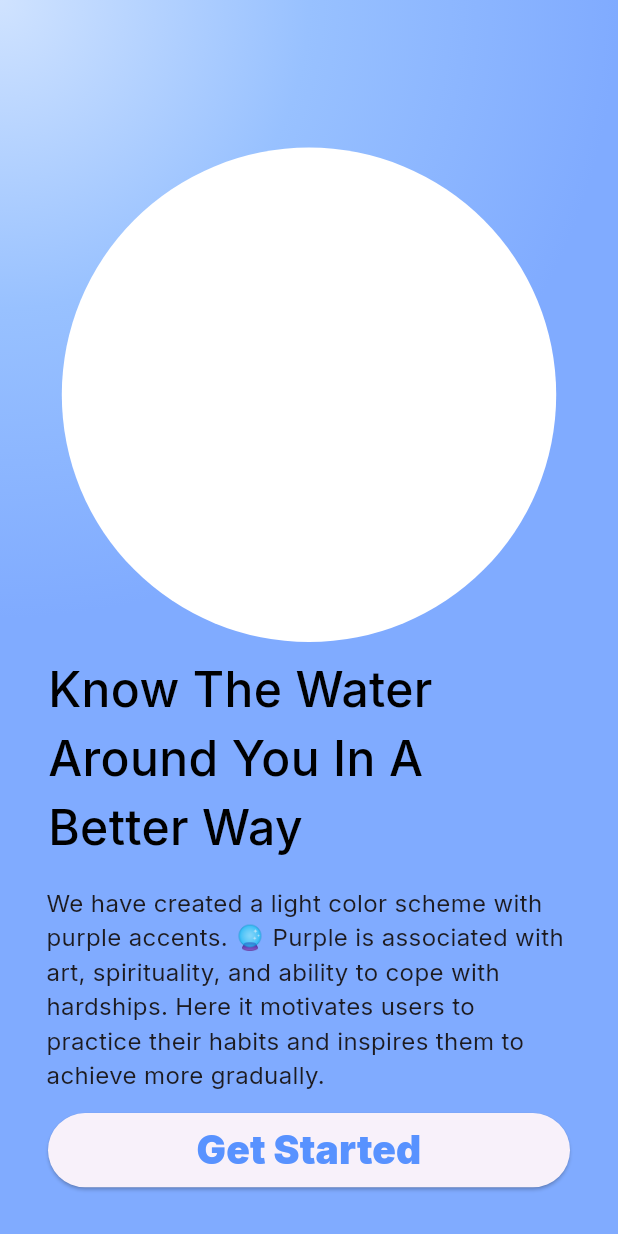
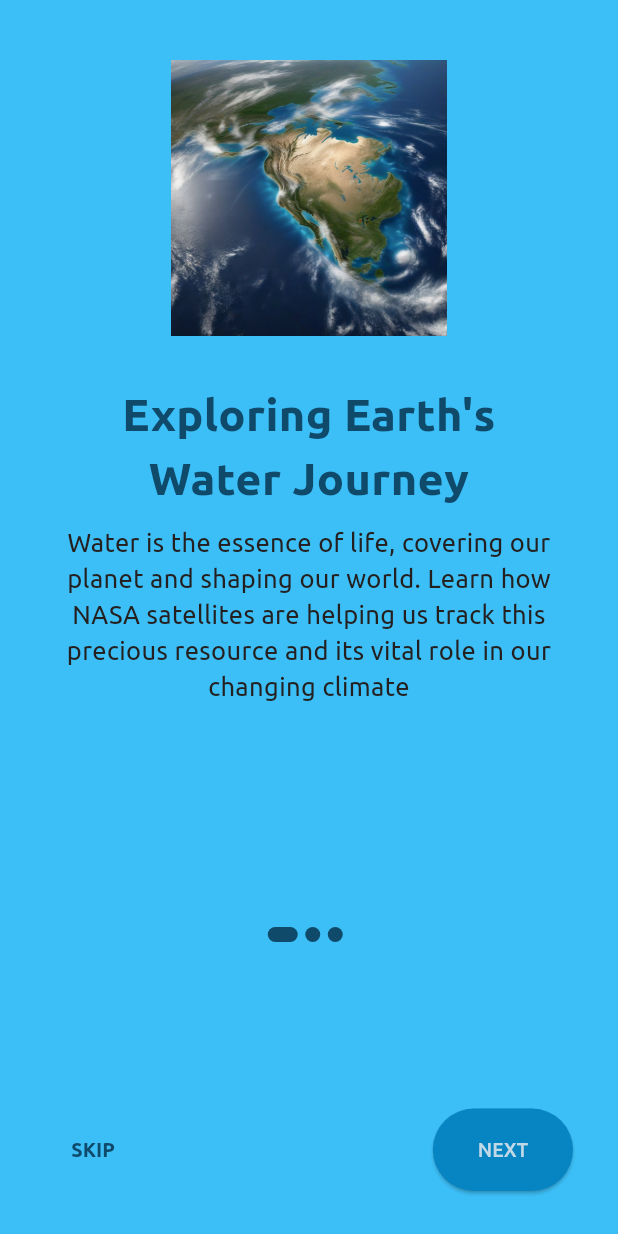
Before and after one commit to bitEarth01/HydroCate, a Flutter app: the screen it shows after launch, after a tap on "Get Started", on a phone screen of 412 x 824 dp. Run offline on Flutter 3.47's test engine with Material 2 defaults, Android fonts, the phone set to English and light mode, and no system bars; our stand-ins replace animated_text_kit, google_fonts.

Commit message:
Images are not final
the images are just put for in sake now, we will edit the image asset properly

```diff
--- /dev/null
+++ b/lib/config/sizeconfig.dart
@@ -0,0 +1,19 @@
+import 'package:flutter/material.dart';
+import 'dart:math';
+
+class SizeConfig {
+  static MediaQueryData? _mediaQueryData;
+  static double? screenW;
+  static double? screenH;
+  static double? blockH;
+  static double? blockV;
+
+  void init(BuildContext context) {
+    _mediaQueryData = MediaQuery.of(context);
+    screenW = _mediaQueryData!.size.width;
+    screenH = _mediaQueryData!.size.height;
+    final double diagonalSize = sqrt(pow(screenW!, 2) + pow(screenH!, 2));
+    blockH = diagonalSize / 100;
+    blockV = diagonalSize / 100;
+  }
+}
--- a/lib/main.dart
+++ b/lib/main.dart
@@ -1,7 +1,11 @@
 import 'package:flutter/material.dart';
+import 'package:visual_water/config/sizeconfig.dart';
 import 'package:visual_water/landingpage.dart';
+import 'package:visual_water/onboarding/onboardingscreen.dart';
+import 'package:visual_water/onboarding/openingpage.dart';
 
 void main() {
+  // Initialize SizeConfig
   runApp(const MyApp());
 }
 
@@ -11,117 +15,22 @@ class MyApp extends StatelessWidget {
   // This widget is the root of your application.
   @override
   Widget build(BuildContext context) {
+    SizeConfig().init(context);
     return MaterialApp(
       debugShowCheckedModeBanner: false,
       title: 'Flutter Demo',
       theme: ThemeData(
-        // This is the theme of your application.
-        //
-        // TRY THIS: Try running your application with "flutter run". You'll see
-        // the application has a blue toolbar. Then, without quitting the app,
-        // try changing the seedColor in the colorScheme below to Colors.green
-        // and then invoke "hot reload" (save your changes or press the "hot
-        // reload" button in a Flutter-supported IDE, or press "r" if you used
-        // the command line to start the app).
-        //
-        // Notice that the counter didn't reset back to zero; the application
-        // state is not lost during the reload. To reset the state, use hot
-        // restart instead.
-        //
-        // This works for code too, not just values: Most code changes can be
-        // tested with just a hot reload.
         colorScheme: ColorScheme.fromSeed(seedColor: Colors.deepPurple),
         useMaterial3: true,
       ),
-      home: const LandingPage(),
+      initialRoute: '/', // Define the initial route
+      routes: {
+        '/': (context) =>
+            OpeningPage(), // Define the route for the opening page
+        '/landing': (context) => LandingPage(),
+        '/onboarding': (context) =>
+            Onboarding(), // Define the route for the landing page
+      },
     );
   }
 }
-
-class MyHomePage extends StatefulWidget {
-  const MyHomePage({super.key, required this.title});
-
-  // This widget is the home page of your application. It is stateful, meaning
-  // that it has a State object (defined below) that contains fields that affect
-  // how it looks.
-
-  // This class is the configuration for the state. It holds the values (in this
-  // case the title) provided by the parent (in this case the App widget) and
-  // used by the build method of the State. Fields in a Widget subclass are
-  // always marked "final".
-
-  final String title;
-
-  @override
-  State<MyHomePage> createState() => _MyHomePageState();
-}
-
-class _MyHomePageState extends State<MyHomePage> {
-  int _counter = 0;
-
-  void _incrementCounter() {
-    setState(() {
-      // This call to setState tells the Flutter framework that something has
-      // changed in this State, which causes it to rerun the build method below
-      // so that the display can reflect the updated values. If we changed
-      // _counter without calling setState(), then the build method would not be
-      // called again, and so nothing would appear to happen.
-      _counter++;
-    });
-  }
-
-  @override
-  Widget build(BuildContext context) {
-    // This method is rerun every time setState is called, for instance as done
-    // by the _incrementCounter method above.
-    //
-    // The Flutter framework has been optimized to make rerunning build methods
-    // fast, so that you can just rebuild anything that needs updating rather
-    // than having to individually change instances of widgets.
-    return Scaffold(
-      appBar: AppBar(
-        // TRY THIS: Try changing the color here to a specific color (to
-        // Colors.amber, perhaps?) and trigger a hot reload to see the AppBar
-        // change color while the other colors stay the same.
-        backgroundColor: Theme.of(context).colorScheme.inversePrimary,
-        // Here we take the value from the MyHomePage object that was created by
-        // the App.build method, and use it to set our appbar title.
-        title: Text(widget.title),
-      ),
-      body: Center(
-        // Center is a layout widget. It takes a single child and positions it
-        // in the middle of the parent.
-        child: Column(
-          // Column is also a layout widget. It takes a list of children and
-          // arranges them vertically. By default, it sizes itself to fit its
-          // children horizontally, and tries to be as tall as its parent.
-          //
-          // Column has various properties to control how it sizes itself and
-          // how it positions its children. Here we use mainAxisAlignment to
-          // center the children vertically; the main axis here is the vertical
-          // axis because Columns are vertical (the cross axis would be
-          // horizontal).
-          //
-          // TRY THIS: Invoke "debug painting" (choose the "Toggle Debug Paint"
-          // action in the IDE, or press "p" in the console), to see the
-          // wireframe for each widget.
-          mainAxisAlignment: MainAxisAlignment.center,
-          children: <Widget>[
-            const Text(
-              'You have pushed the button this many times:',
-            ),
-            Text(
-              '$_counter',
-              style: Theme.of(context).textTheme.headlineMedium,
-            ),
-          ],
-        ),
-      ),
-      floatingActionButton: FloatingActionButton(
-        onPressed: _incrementCounter,
-        tooltip: 'Increment',
-        child: const Icon(Icons.add),
-      ), // This trailing comma makes auto-formatting nicer for build methods.
-    );
-  }
-}
--- /dev/null
+++ b/lib/onboarding/onboardingcontent.dart
@@ -0,0 +1,34 @@
+class Onboardingcontent {
+  final String title;
+  final String image;
+  final String desc;
+
+  Onboardingcontent({
+    required this.title,
+    required this.image,
+    required this.desc,
+  });
+  String get lastWord => title.split(' ').last;
+  String get restOfTitle => title.replaceFirst(lastWord, '').trim();
+}
+
+List<Onboardingcontent> contents = [
+  Onboardingcontent(
+    title: "Exploring Earth's Water Journey",
+    image: "assets/images/water.jpeg",
+    desc:
+        "Water is the essence of life, covering our planet and shaping our world. Learn how NASA satellites are helping us track this precious resource and its vital role in our changing climate",
+  ),
+  Onboardingcontent(
+    title: "The Water Cycle Unveiled",
+    image: "assets/images/evaporate.jpeg",
+    desc:
+        "Dive into the fascinating world of the water cycle, from the ocean's embrace to atmospheric travels and life-sustaining processes on land. Discover how NASA's satellites capture these journeys",
+  ),
+  Onboardingcontent(
+    title: "Climate Change and Our Water Future",
+    image: "assets/images/evaporate.jpeg",
+    desc:
+        "Explore the impact of climate change on water resources. Witness how warming temperatures affect freshwater availability and what NASA's data tells us about this global challenge.",
+  ),
+];
--- /dev/null
+++ b/lib/onboarding/onboardingscreen.dart
@@ -0,0 +1,212 @@
+import 'package:flutter/material.dart';
+import 'package:visual_water/config/sizeconfig.dart';
+import 'package:visual_water/landingpage.dart';
+import 'package:visual_water/onboarding/onboardingcontent.dart';
+
+class Onboarding extends StatefulWidget {
+  const Onboarding({super.key});
+
+  @override
+  State<Onboarding> createState() => _OnboardingState();
+}
+
+class _OnboardingState extends State<Onboarding> {
+  late PageController _controller;
+
+  @override
+  void initState() {
+    _controller = PageController();
+    super.initState();
+  }
+
+  int _currentPage = 0;
+  List colors = const [
+    Color.fromARGB(255, 60, 191, 247),
+    Color.fromARGB(255, 188, 230, 251),
+    Color.fromARGB(255, 60, 191, 247),
+  ];
+
+  AnimatedContainer _buildDots({
+    int? index,
+  }) {
+    return AnimatedContainer(
+      duration: const Duration(milliseconds: 200),
+      decoration: const BoxDecoration(
+        borderRadius: BorderRadius.all(
+          Radius.circular(50),
+        ),
+        color: Color.fromARGB(255, 15, 74, 107),
+      ),
+      margin: const EdgeInsets.only(right: 5),
+      height: 10,
+      curve: Curves.easeIn,
+      width: _currentPage == index ? 20 : 10,
+    );
+  }
+
+  @override
+  Widget build(BuildContext context) {
+    SizeConfig().init(context);
+    double width = SizeConfig.screenW!;
+    double height = SizeConfig.screenH!;
+
+    return Scaffold(
+      backgroundColor: colors[_currentPage],
+      body: SafeArea(
+        child: Column(
+          children: [
+            Expanded(
+              flex: 3,
+              child: PageView.builder(
+                physics: const BouncingScrollPhysics(),
+                controller: _controller,
+                onPageChanged: (value) => setState(() => _currentPage = value),
+                itemCount: contents.length,
+                itemBuilder: (context, i) {
+                  return Padding(
+                    padding: const EdgeInsets.all(40.0),
+                    child: Column(
+                      children: [
+                        Image.asset(
+                          contents[i].image,
+                          height: SizeConfig.blockV! * 20,
+                        ),
+                        SizedBox(
+                          height: (height >= 840) ? 60 : 30,
+                        ),
+                        Text(
+                          contents[i].title,
+                          textAlign: TextAlign.center,
+                          style: TextStyle(
+                            fontFamily: "Ubuntu",
+                            color: Color.fromARGB(255, 15, 74, 107),
+                            fontWeight: FontWeight.w600,
+                            fontSize: (width <= 550) ? 30 : 35,
+                          ),
+                        ),
+                        const SizedBox(height: 10),
+                        Text(
+                          contents[i].desc,
+                          style: TextStyle(
+                            fontFamily: "Ubuntu",
+                            color: Color.fromARGB(255, 36, 32, 32),
+                            fontWeight: FontWeight.w400,
+                            fontSize: (width <= 550) ? 17 : 25,
+                          ),
+                          textAlign: TextAlign.center,
+                        )
+                      ],
+                    ),
+                  );
+                },
+              ),
+            ),
+            Expanded(
+              flex: 1,
+              child: Column(
+                mainAxisAlignment: MainAxisAlignment.spaceBetween,
+                children: [
+                  Row(
+                    mainAxisAlignment: MainAxisAlignment.center,
+                    children: List.generate(
+                      contents.length,
+                      (int index) => _buildDots(
+                        index: index,
+                      ),
+                    ),
+                  ),
+                  _currentPage + 1 == contents.length
+                      ? Padding(
+                          padding: const EdgeInsets.all(30),
+                          child: ElevatedButton(
+                            onPressed: () {
+                              Navigator.push(
+                                context,
+                                MaterialPageRoute(
+                                    builder: (context) => LandingPage()),
+                              );
+                            },
+                            child: const Text("DIVE IN",
+                                style: TextStyle(
+                                    color: Color.fromARGB(255, 217, 229, 237))),
+                            style: ElevatedButton.styleFrom(
+                              backgroundColor: Color.fromARGB(255, 7, 132, 194),
+                              shape: RoundedRectangleBorder(
+                                borderRadius: BorderRadius.circular(50),
+                              ),
+                              padding: (width <= 550)
+                                  ? const EdgeInsets.symmetric(
+                                      horizontal: 100, vertical: 20)
+                                  : EdgeInsets.symmetric(
+                                      horizontal: width * 0.2, vertical: 25),
+                              textStyle: TextStyle(
+                                  fontFamily: "Ubuntu",
+                                  fontWeight: FontWeight.w700,
+                                  fontSize: (width <= 550) ? 13 : 17),
+                            ),
+                          ),
+                        )
+                      : Padding(
+                          padding: const EdgeInsets.all(30),
+                          child: Row(
+                            mainAxisAlignment: MainAxisAlignment.spaceBetween,
+                            children: [
+                              TextButton(
+                                onPressed: () {
+                                  _controller.jumpToPage(2);
+                                },
+                                child: const Text(
+                                  "SKIP",
+                                  style: TextStyle(
+                                      color: Color.fromARGB(255, 15, 74, 107)),
+                                ),
+                                style: TextButton.styleFrom(
+                                  textStyle: TextStyle(
+                                    fontFamily: "Ubuntu",
+                                    fontWeight: FontWeight.w600,
+                                    fontSize: (width <= 550) ? 13 : 17,
+                                  ),
+                                ),
+                              ),
+                              ElevatedButton(
+                                onPressed: () {
+                                  _controller.nextPage(
+                                    duration: const Duration(milliseconds: 200),
+                                    curve: Curves.easeIn,
+                                  );
+                                },
+                                child: const Text(
+                                  "NEXT",
+                                  style: TextStyle(
+                                      color:
+                                          Color.fromARGB(255, 193, 216, 230)),
+                                ),
+                                style: ElevatedButton.styleFrom(
+                                  backgroundColor:
+                                      const Color.fromARGB(255, 7, 132, 194),
+                                  shape: RoundedRectangleBorder(
+                                    borderRadius: BorderRadius.circular(50),
+                                  ),
+                                  padding: (width <= 550)
+                                      ? const EdgeInsets.symmetric(
+                                          horizontal: 30, vertical: 20)
+                                      : const EdgeInsets.symmetric(
+                                          horizontal: 30, vertical: 25),
+                                  textStyle: TextStyle(
+                                      fontFamily: "Ubuntu",
+                                      fontWeight: FontWeight.w500,
+                                      fontSize: (width <= 550) ? 13 : 17),
+                                ),
+                              ),
+                            ],
+                          ),
+                        )
+                ],
+              ),
+            ),
+          ],
+        ),
+      ),
+    );
+  }
+}
--- /dev/null
+++ b/lib/onboarding/openingpage.dart
@@ -0,0 +1,94 @@
+import 'package:animated_text_kit/animated_text_kit.dart';
+import 'package:flutter/material.dart';
+import 'package:visual_water/config/sizeconfig.dart';
+
+class OpeningPage extends StatelessWidget {
+  const OpeningPage({super.key});
+
+  @override
+  Widget build(BuildContext context) {
+    return Scaffold(
+      body: Stack(
+        children: <Widget>[
+          Container(
+            decoration: BoxDecoration(
+              image: DecorationImage(
+                image: AssetImage("assets/images/openingwater.jpeg"),
+                fit: BoxFit.cover,
+              ),
+            ),
+          ),
+          Positioned(
+            top: SizeConfig.blockV! * 20, // Adjust the top value as needed
+            left: SizeConfig.blockH! * 2, // Adjust the left value as needed
+            child: Column(
+              crossAxisAlignment: CrossAxisAlignment.start,
+              children: [
+                DefaultTextStyle(
+                  style: TextStyle(
+                    fontFamily: "Ubuntu",
+                    fontWeight: FontWeight.w600,
+                    fontSize: SizeConfig.blockH! * 4,
+                    color: Colors.white,
+                  ),
+                  child: AnimatedTextKit(
+                    animatedTexts: [
+                      TypewriterAnimatedText(
+                        "Everything Starts\nWith Water",
+                        speed: const Duration(milliseconds: 60),
+                      ),
+                    ],
+                    isRepeatingAnimation: false,
+                  ),
+                ),
+                SizedBox(height: SizeConfig.blockV! * 3),
+                Text(
+                  "//manoj think of a good sentence here",
+                  style: TextStyle(
+                    fontFamily: "Ubuntu",
+                    fontWeight: FontWeight.w400,
+                    fontSize: SizeConfig.blockH! * 2,
+                    color: Colors.white,
+                  ),
+                ),
+              ],
+            ),
+          ),
+          Align(
+            alignment: Alignment.bottomCenter,
+            child: Padding(
+              padding: EdgeInsets.only(bottom: SizeConfig.blockV! * 6),
+              child: ElevatedButton(
+                onPressed: () {
+                  Navigator.of(context).pushNamed('/onboarding');
+                },
+                style: ElevatedButton.styleFrom(
+                  backgroundColor: Colors.black.withOpacity(1),
+                  shape: RoundedRectangleBorder(
+                    borderRadius:
+                        BorderRadius.circular(SizeConfig.blockH! * 15),
+                  ),
+                ),
+                child: Padding(
+                  padding: EdgeInsets.symmetric(
+                    vertical: SizeConfig.blockV! * 1,
+                    horizontal: SizeConfig.blockH! * 5,
+                  ),
+                  child: Text(
+                    "Get Started",
+                    style: TextStyle(
+                      fontFamily: "Ubuntu",
+                      fontWeight: FontWeight.w300,
+                      fontSize: SizeConfig.blockH! * 2,
+                      color: Colors.white,
+                    ),
+                  ),
+                ),
+              ),
+            ),
+          ),
+        ],
+      ),
+    );
+  }
+}
```
Also changed, not shown: pubspec.yaml (+13 -1 lines), assets/fonts/Ubuntu-Bold.ttf (added), assets/fonts/Ubuntu-Light.ttf (added), assets/fonts/Ubuntu-Medium.ttf (added), assets/fonts/Ubuntu-Regular.ttf (added), assets/images/evaporate.jpeg (added), assets/images/opening.jpg (added), assets/images/openingwater.jpeg (added), assets/images/water.jpeg (added), pubspec.lock, 2 other files.
